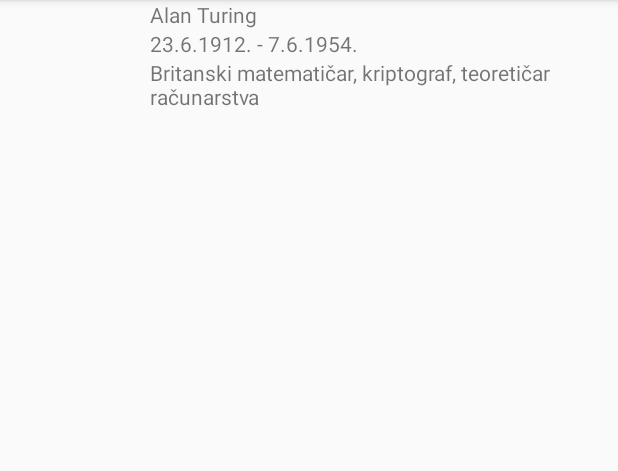
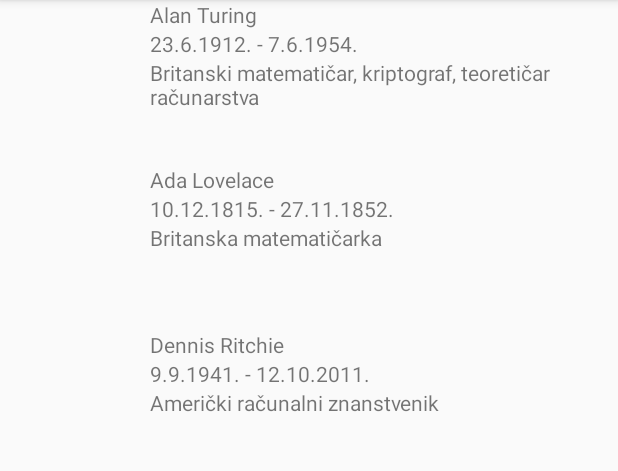
Before and after one commit to IvPris/Inspired, an Android app: the screen it shows after launch (MainActivity), on a phone screen of 412 x 824 dp, the part 84-555 px from its top. Run offline under Robolectric (Android 15) with nearby library versions, the phone set to English and light mode, and no system bars; our stand-ins replace ButterKnife.

Commit message:
Added two more people

```diff
--- a/app/src/main/java/hr/ferit/ivana/inspired/InspiringPerson.java
+++ b/app/src/main/java/hr/ferit/ivana/inspired/InspiringPerson.java
@@ -24,18 +24,6 @@ public class InspiringPerson {
     public void setAbout(String a){
         about=a;
     }
-    public void updateName(String n){
-        name=n;
-    }
-    public void updateBirth(String b){
-        birth=b;
-    }
-    public void updateDeath(String d){
-        death=d;
-    }
-    public void updateAbout(String a){
-        about=a;
-    }
     public String getName(){
         return name;
     }
--- a/app/src/main/java/hr/ferit/ivana/inspired/MainActivity.java
+++ b/app/src/main/java/hr/ferit/ivana/inspired/MainActivity.java
@@ -11,10 +11,22 @@ import butterknife.BindView;
 import butterknife.ButterKnife;
 
 public class MainActivity extends Activity {
-    @BindView(R.id.name) TextView name;
-    @BindView(R.id.birth) TextView birth;
-    @BindView(R.id.about) TextView about;
-    @BindView(R.id.photo) ImageView photo;
+    @BindView(R.id.name1) TextView name1;
+    @BindView(R.id.birth1) TextView birth1;
+    @BindView(R.id.about1) TextView about1;
+    @BindView(R.id.photo1) ImageView photo1;
+
+
+    @BindView(R.id.name2) TextView name2;
+    @BindView(R.id.birth2) TextView birth2;
+    @BindView(R.id.about2) TextView about2;
+    @BindView(R.id.photo2) ImageView photo2;
+
+
+    @BindView(R.id.name3) TextView name3;
+    @BindView(R.id.birth3) TextView birth3;
+    @BindView(R.id.about3) TextView about3;
+    @BindView(R.id.photo3) ImageView photo3;
 
     @Override
     protected void onCreate(Bundle savedInstanceState) {
@@ -29,15 +41,44 @@ public class MainActivity extends Activity {
         Turing.setDeath("7.6.1954.");
         Turing.setAbout("Britanski matematičar, kriptograf, teoretičar računarstva");
 
-        showData(Turing);
+        InspiringPerson Lovelace = new InspiringPerson();
+        Lovelace.setName("Ada Lovelace");
+        Lovelace.setBirth("10.12.1815.");
+        Lovelace.setDeath("27.11.1852.");
+        Lovelace.setAbout("Britanska matematičarka");
+
+        InspiringPerson Ritchie = new InspiringPerson();
+        Ritchie.setName("Dennis Ritchie");
+        Ritchie.setBirth("9.9.1941.");
+        Ritchie.setDeath("12.10.2011.");
+        Ritchie.setAbout("Američki računalni znanstvenik");
+
+        showData(Turing, Lovelace, Ritchie);
     }
 
-    private void showData(InspiringPerson person) {
-        this.name = findViewById(R.id.name);
-        name.setText(person.getName());
-        this.birth = findViewById(R.id.birth);
-        birth.setText(person.getBirthDisplay());
-        this.about = findViewById(R.id.about);
-        about.setText(person.getAbout());
+    private void showData(InspiringPerson p1, InspiringPerson p2, InspiringPerson p3) {
+        //Turing
+        name1 = findViewById(R.id.name1);
+        name1.setText(p1.getName());
+        birth1 = findViewById(R.id.birth1);
+        birth1.setText(p1.getBirthDisplay());
+        about1 = findViewById(R.id.about1);
+        about1.setText(p1.getAbout());
+
+        //Lovelace
+        name2 = findViewById(R.id.name2);
+        name2.setText(p2.getName());
+        birth2 = findViewById(R.id.birth2);
+        birth2.setText(p2.getBirthDisplay());
+        about2 = findViewById(R.id.about2);
+        about2.setText(p2.getAbout());
+
+        //Ritchie
+        name3 = findViewById(R.id.name3);
+        name3.setText(p3.getName());
+        birth3 = findViewById(R.id.birth3);
+        birth3.setText(p3.getBirthDisplay());
+        about3 = findViewById(R.id.about3);
+        about3.setText(p3.getAbout());
     }
 }
--- a/app/src/main/res/layout/activity_main.xml
+++ b/app/src/main/res/layout/activity_main.xml
@@ -6,26 +6,75 @@
     <ImageView
         android:layout_width="100dp"
         android:layout_height="100dp"
-        android:id="@+id/photo"/>
+        android:id="@+id/photo1"/>
     <TextView
+        android:id="@+id/name1"
         android:layout_width="match_parent"
         android:layout_height="wrap_content"
-        android:layout_toEndOf="@id/photo"
-        android:id="@+id/name"/>
+        android:layout_toEndOf="@id/photo1" />
     <TextView
+        android:id="@+id/birth1"
         android:layout_width="match_parent"
         android:layout_height="wrap_content"
-        android:layout_toEndOf="@id/photo"
-        android:id="@+id/birth"
-        android:layout_below="@id/name"/>
+        android:layout_toEndOf="@id/photo1"
+        android:layout_below="@id/name1"/>
     <TextView
+        android:id="@+id/about1"
         android:layout_width="match_parent"
         android:layout_height="wrap_content"
-        android:layout_toEndOf="@id/photo"
-        android:id="@+id/about"
-        android:layout_below="@id/birth"/>
+        android:layout_toEndOf="@id/photo1"
+        android:layout_below="@id/birth1"/>
 
 
+    <ImageView
+        android:id="@+id/photo2"
+        android:layout_width="100dp"
+        android:layout_height="100dp"
+        android:layout_below="@id/photo1"
+        android:layout_marginTop="10dp"/>
+    <TextView
+        android:id="@+id/name2"
+        android:layout_width="match_parent"
+        android:layout_height="wrap_content"
+        android:layout_toEndOf="@id/photo2"
+        android:layout_alignTop="@id/photo2"/>
+    <TextView
+        android:id="@+id/birth2"
+        android:layout_width="match_parent"
+        android:layout_height="wrap_content"
+        android:layout_toEndOf="@id/photo2"
+        android:layout_below="@id/name2"/>
+    <TextView
+        android:id="@+id/about2"
+        android:layout_width="match_parent"
+        android:layout_height="wrap_content"
+        android:layout_toEndOf="@id/photo2"
+        android:layout_below="@id/birth2"/>
 
 
+    <ImageView
+        android:id="@+id/photo3"
+        android:layout_width="100dp"
+        android:layout_height="100dp"
+        android:layout_below="@id/photo2"
+        android:layout_marginTop="10dp"/>
+    <TextView
+        android:id="@+id/name3"
+        android:layout_width="match_parent"
+        android:layout_height="wrap_content"
+        android:layout_toEndOf="@id/photo3"
+        android:layout_alignTop="@id/photo3"/>
+
+    <TextView
+        android:id="@+id/birth3"
+        android:layout_width="match_parent"
+        android:layout_height="wrap_content"
+        android:layout_toEndOf="@id/photo3"
+        android:layout_below="@id/name3"/>
+    <TextView
+        android:id="@+id/about3"
+        android:layout_width="match_parent"
+        android:layout_height="wrap_content"
+        android:layout_toEndOf="@id/photo3"
+        android:layout_below="@id/birth3"/>
 </RelativeLayout>
```
